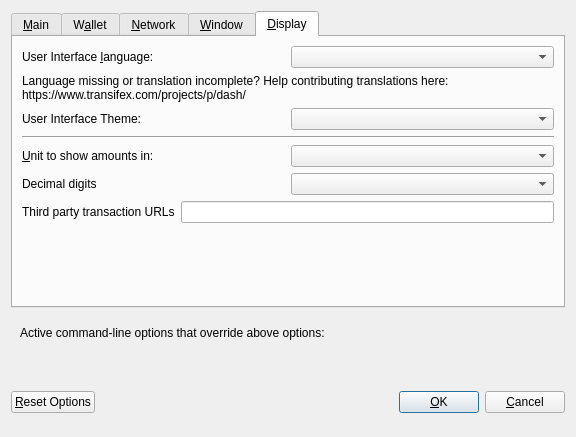
First picture: the form in src/qt/forms/optionsdialog.ui, repository thaodv/3dcoin, before the edit.
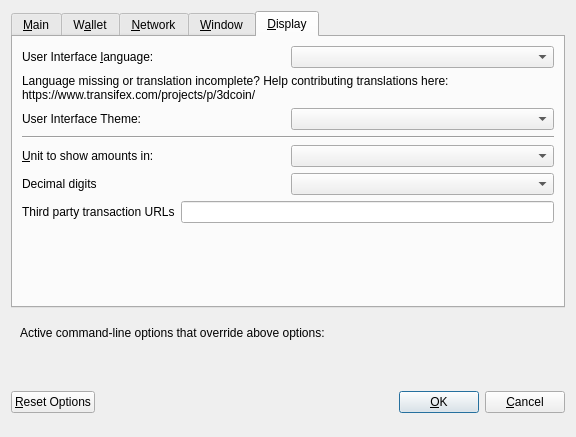
Second picture: the form after the edit. The open tabs and pages were chosen to show the change. Custom widgets are drawn as their Qt base class.

Commit message: adding 3dcoin png //  Dash to 3DC

```diff
--- a/src/qt/forms/optionsdialog.ui
+++ b/src/qt/forms/optionsdialog.ui
@@ -693,7 +693,7 @@
          </property>
          <property name="text">
           <string>Language missing or translation incomplete? Help contributing translations here:
-https://www.transifex.com/projects/p/dash/</string>
+https://www.transifex.com/projects/p/3dcoin/</string>
          </property>
          <property name="wordWrap">
           <bool>true</bool>
```
The commit also changes 161 other files.
